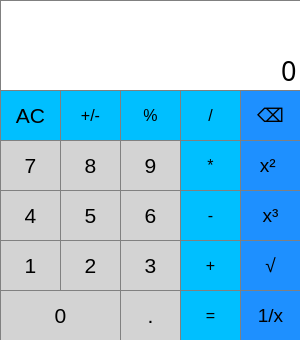
Before: the Qt Designer form calculator.ui in Vishnu-Gaddime/Calculator, drawn with Qt 5.
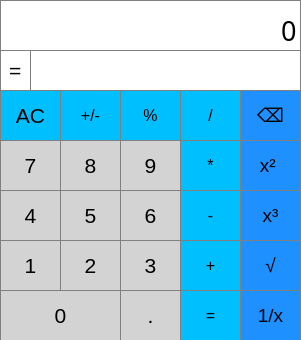
After: the same form once the commit is applied.

Commit message: Added double display some bugs in equalPressed and operatorPressed.

The edit to the form file:
```diff
--- a/calculator.ui
+++ b/calculator.ui
@@ -6,7 +6,7 @@
    <rect>
     <x>0</x>
     <y>0</y>
-    <width>300</width>
+    <width>301</width>
     <height>340</height>
    </rect>
   </property>
@@ -20,7 +20,7 @@
       <x>0</x>
       <y>0</y>
       <width>301</width>
-      <height>91</height>
+      <height>51</height>
      </rect>
     </property>
     <property name="font">
@@ -914,6 +914,74 @@
      <string>⌫</string>
     </property>
    </widget>
+   <widget class="QLineEdit" name="Display2">
+    <property name="geometry">
+     <rect>
+      <x>30</x>
+      <y>50</y>
+      <width>271</width>
+      <height>41</height>
+     </rect>
+    </property>
+    <property name="sizePolicy">
+     <sizepolicy hsizetype="Preferred" vsizetype="Preferred">
+      <horstretch>0</horstretch>
+      <verstretch>0</verstretch>
+     </sizepolicy>
+    </property>
+    <property name="font">
+     <font>
+      <pointsize>18</pointsize>
+      <bold>true</bold>
+     </font>
+    </property>
+    <property name="styleSheet">
+     <string notr="true">QLineEdit{
+			background-color: #FFFFFF;
+			border: 1px solid gray;
+			color: #000000
+}
+</string>
+    </property>
+    <property name="alignment">
+     <set>Qt::AlignBottom|Qt::AlignRight|Qt::AlignTrailing</set>
+    </property>
+   </widget>
+   <widget class="QLineEdit" name="DisplayEqualSign">
+    <property name="geometry">
+     <rect>
+      <x>0</x>
+      <y>50</y>
+      <width>31</width>
+      <height>41</height>
+     </rect>
+    </property>
+    <property name="sizePolicy">
+     <sizepolicy hsizetype="Preferred" vsizetype="Preferred">
+      <horstretch>0</horstretch>
+      <verstretch>0</verstretch>
+     </sizepolicy>
+    </property>
+    <property name="font">
+     <font>
+      <pointsize>16</pointsize>
+     </font>
+    </property>
+    <property name="styleSheet">
+     <string notr="true">QLineEdit{
+			background-color: #FFFFFF;
+			border: 1px solid gray;
+			color: #000000
+}
+</string>
+    </property>
+    <property name="text">
+     <string>=</string>
+    </property>
+    <property name="alignment">
+     <set>Qt::AlignCenter</set>
+    </property>
+   </widget>
   </widget>
  </widget>
  <resources/>
```
The commit also changes 1 other file.
